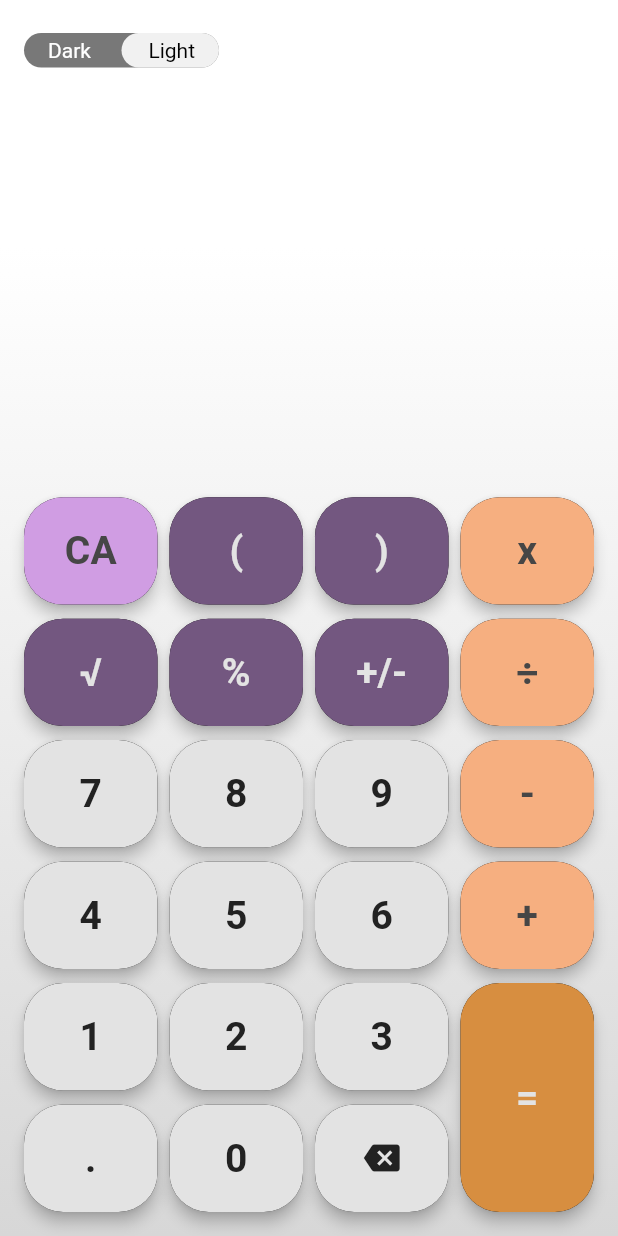
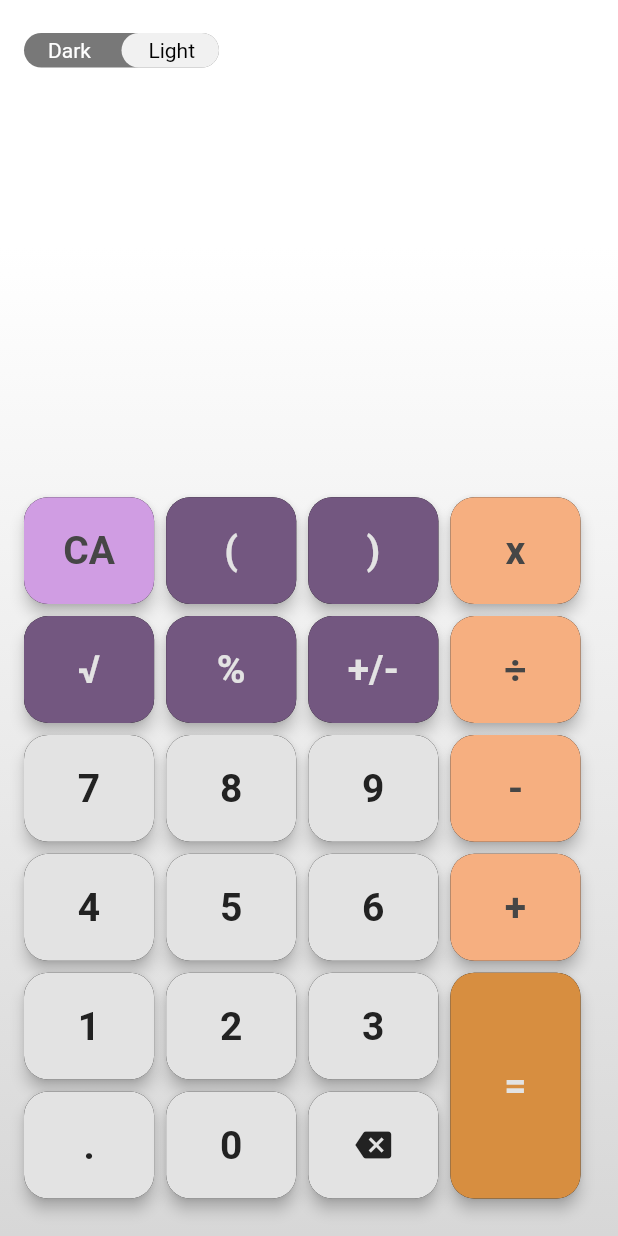
Before and after one commit to luciovicentini/calcunice, a Flutter app: the screen it shows after launch, on a phone screen of 412 x 824 dp. Run offline on Flutter 3.47's test engine with Material 2 defaults, Android fonts, the phone set to English and light mode, and no system bars; our stand-ins replace decimal, flutter_hooks, freezed_annotation, hooks_riverpod.

Commit message:
Botones mas grandes con margen constante entre ellos.

```diff
--- a/lib/constants.dart
+++ b/lib/constants.dart
@@ -10,7 +10,7 @@ const kLightPurpleBackground = Color.fromRGBO(115, 87, 128, 1);
 const kLightClearButtonBackground = Color.fromRGBO(208, 157, 227, 1);
 
 // Colors for texts
-const kLightHistoricListTextColor = Color.fromRGBO(208, 208, 208, 1);
+// const kLightHistoricListTextColor = Color.fromRGBO(208, 208, 208, 1);
 const kDarkHistoricListTextColor = Color.fromRGBO(170, 170, 170, 1);
 const kLightDisplayTextColor = Color.fromRGBO(70, 70, 70, 1);
 const kDarkDisplayTextColor = Colors.white;
--- a/lib/models/keyboard_layout_calculator.dart
+++ b/lib/models/keyboard_layout_calculator.dart
@@ -1,104 +1,53 @@
+import 'package:calcunice/common/calculator_exception.dart';
+
 class KeyboardLayoutCalculator {
-  KeyboardLayoutCalculator({this.widthMargin = 0, this.heightMargin = 0});
+  KeyboardLayoutCalculator();
 
   KeyboardLayoutCalculator.calculateFromContainerSize(
-      double maxWidth, double maxHeight)
-      : widthMargin = 0,
-        heightMargin = 0 {
-    _calculate(maxWidth, maxHeight);
+      double width, double height) {
+    if (width < 300 && height < 400) {
+      throw CalculatorException(
+          'Width ($width) and height ($height) are too small.');
+    }
+    _calculate(width, height);
   }
 
-  static const double originalButtonWidth = 820;
-  static const double originalButtonHeight = 660;
-  static const double minMargin = 8;
+  static const double margin = 8;
+  static const int buttonInRow = 4;
+  static const int totalRows = 6;
+  static const widthTotalMargin = margin * buttonInRow + 1;
+  static const heightTotalMargin = margin * totalRows + 1;
 
-  static const buttonInRow = 4;
-  static const totalRows = 6;
+  double widthSize = 0;
+  double heightSize = 0;
 
-  double widthSize = originalButtonWidth;
-  double widthMargin;
-
-  double heightSize = originalButtonHeight;
-  double heightMargin;
-
-  bool _recalculate = false;
-
-  void _calculate(double maxWidth, double maxHeight) {
-    do {
-      _calculateWidth(maxWidth);
-      _calculateHeight(maxHeight);
-    } while (_recalculate);
+  void _calculate(double containerWidth, double containerHeight) {
+    _calculateWidth(containerWidth);
+    _calculateHeight(containerHeight);
   }
 
-  void _calculateWidth(double maxWidth) {
-    _recalculate = false;
-    widthSize = _calculateWidthSizeProp();
-    widthMargin = _calculateMargin(maxWidth, widthSize, buttonInRow);
-
-    var totalNeededWidth =
-        _calculateTotalNeeded(widthMargin, widthSize, buttonInRow);
-    while (totalNeededWidth > maxWidth) {
-      if (widthMargin > minMargin) {
-        widthMargin -= 4;
-      } else {
-        widthSize--;
-        _recalculate = true;
-      }
-      totalNeededWidth =
-          _calculateTotalNeeded(widthMargin, widthSize, buttonInRow);
-    }
+  void _calculateWidth(double containerWidth) {
+    widthSize = (containerWidth - widthTotalMargin) / buttonInRow;
   }
 
-  void _calculateHeight(double maxHeight) {
-    _recalculate = false;
-    heightSize = _calculateHeightSizeProp();
-    heightMargin = _calculateMargin(maxHeight, heightSize, totalRows);
-
-    while (_calculateTotalNeeded(heightMargin, heightSize, totalRows) >
-        maxHeight) {
-      if (heightMargin > minMargin) {
-        heightMargin -= 4;
-      } else {
-        heightSize--;
-        _recalculate = true;
-      }
-    }
+  void _calculateHeight(double containerHeight) {
+    heightSize = (containerHeight - heightTotalMargin) / totalRows;
   }
 
-  double _calculateTotalNeeded(double margin, double buttonSize, int amount) =>
-      margin * (amount - 1) + (buttonSize * amount);
-
-  double _calculateMargin(
-      double containerSize, double buttonSize, int amountButtons) {
-    var margin =
-        (containerSize - (buttonSize * amountButtons)) / (amountButtons - 1);
-
-    if (margin < minMargin) {
-      margin = minMargin;
-    }
-
-    return margin;
-  }
-
-  double _calculateWidthSizeProp() =>
-      originalButtonWidth * heightSize / originalButtonHeight;
-
-  double _calculateHeightSizeProp() =>
-      originalButtonHeight * widthSize / originalButtonWidth;
-
+  /*
   @override
   String toString() => 'KeyboardLayoutCalculation{widthSize: $widthSize, '
       ' widthMargin: $widthMargin,'
       ' heightSize: $heightSize, '
       ' heightMargin: $heightMargin, \n'
       ' totalWidth: ${_calculateTotalNeeded(widthMargin, widthSize, buttonInRow)},'
-      ' totalHeight: ${_calculateTotalNeeded(heightMargin, heightSize, totalRows)}';
+      ' totalHeight: ${_calculateTotalNeeded(heightMargin, heightSize, totalRows)}';*/
 
   double calculateHeight(int stepsY) {
     if (stepsY == 0) {
       return 0;
     }
-    final height = (heightSize * stepsY) + (heightMargin * (stepsY - 1));
+    final height = (heightSize * stepsY) + (margin * (stepsY - 1));
     return height;
   }
 
@@ -106,7 +55,7 @@ class KeyboardLayoutCalculator {
     if (stepsX == 0) {
       return 0;
     }
-    final width = (widthSize * stepsX) + (widthMargin * (stepsX - 1));
+    final width = (widthSize * stepsX) + (margin * (stepsX - 1));
     return width;
   }
 }
--- a/lib/ui/animated_calculator_button_widget.dart
+++ b/lib/ui/animated_calculator_button_widget.dart
@@ -24,7 +24,7 @@ class AnimatedCalculatorButtonWidget extends AnimatedWidget {
   @override
   Widget build(BuildContext context) => PhysicalModel(
         color: Colors.black,
-        borderRadius: BorderRadius.circular(26),
+        borderRadius: BorderRadius.circular(16),
         elevation: animationController.value,
         child: GestureDetector(
           onTapDown: (_) => animationController.reverse(),
@@ -37,7 +37,7 @@ class AnimatedCalculatorButtonWidget extends AnimatedWidget {
             decoration: BoxDecoration(
               color: calculatorButton.backgroundColor ??
                   Theme.of(context).buttonColor,
-              borderRadius: BorderRadius.circular(26),
+              borderRadius: BorderRadius.circular(16),
             ),
             child: _getButtonChild(calculatorButton.icon, calculatorButton.text,
                 calculatorButton.childColor, context),
--- a/lib/ui/calculator_button_widget.dart
+++ b/lib/ui/calculator_button_widget.dart
@@ -24,9 +24,9 @@ class CalculatorButtonWidget extends HookWidget {
         keyboardLayout.calculateHeight(calculatorButton.stepsY);
     final buttonWidth = keyboardLayout.calculateWidth(calculatorButton.stepsX);
     return Positioned(
-      top: (keyboardLayout.heightSize + keyboardLayout.heightMargin) *
+      top: (keyboardLayout.heightSize + KeyboardLayoutCalculator.margin) *
           calculatorButton.positionY,
-      left: (keyboardLayout.widthSize + keyboardLayout.widthMargin) *
+      left: (keyboardLayout.widthSize + KeyboardLayoutCalculator.margin) *
           calculatorButton.positionX,
       child: AnimatedCalculatorButtonWidget(
         buttonHeight: buttonHeight,
--- a/lib/ui/themes.dart
+++ b/lib/ui/themes.dart
@@ -49,7 +49,7 @@ final lightTheme = ThemeData(
   buttonColor: kLightNumbersButtonBackgroundColor,
   textTheme: TextTheme(
     bodyText1: baseTextStyleHistoricList.copyWith(
-      color: kLightHistoricListTextColor,
+      color: kDarkHistoricListTextColor,
     ),
     bodyText2: baseTextStyleDisplay.copyWith(
       color: kLightDisplayTextColor,
--- a/pubspec.yaml
+++ b/pubspec.yaml
@@ -8,12 +8,12 @@ environment:
 
 dependencies:
   cupertino_icons: ^1.0.0
+  decimal: ^1.1.0
   flutter:
     sdk: flutter
   flutter_hooks: ^0.16.0-nullsafety.0
   freezed_annotation: ^0.14.1
   hooks_riverpod: ^0.13.1+1
-  decimal: ^1.1.0
 
 dev_dependencies:
   build_runner: ^1.10.13
```
Also changed, not shown: lib/main.dart (+0 -12 lines).
